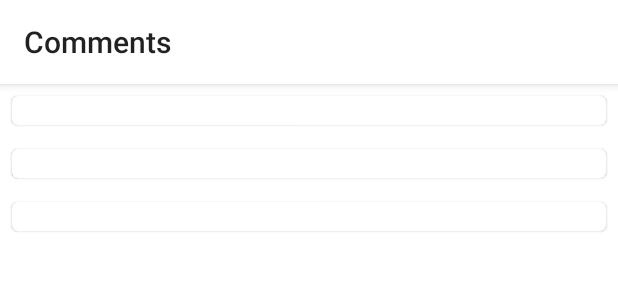
After one commit to rhodeon/Habit_for_Reddit, an Android app: the layout fragment_thread.xml on its own in the app's theme, with its tools: preview values and no code run, on a phone screen of 412 x 824 dp. The commit adds this screen. Shown: the top 300 px of the screen. Run offline under Robolectric (Android 15) with nearby library versions, the phone set to English and light mode, and no system bars; Roboto replaces fonts that are not available here.

Commit message:
Implemented view for top-level comments.

```diff
--- a/app/src/main/java/com/rhodeon/habitforreddit/models/link/LinkListingData.kt
+++ b/app/src/main/java/com/rhodeon/habitforreddit/models/link/LinkListingData.kt
@@ -5,6 +5,6 @@ package com.rhodeon.habitforreddit.models.link
  */
 
 data class LinkListingData(
-    val dist: Int,
+    val dist: Int?,
     val children: List<Link>
 )
--- /dev/null
+++ b/app/src/main/res/layout/fragment_thread.xml
@@ -0,0 +1,35 @@
+<?xml version="1.0" encoding="utf-8"?>
+<androidx.constraintlayout.widget.ConstraintLayout
+    xmlns:android="http://schemas.android.com/apk/res/android"
+    xmlns:app="http://schemas.android.com/apk/res-auto"
+    xmlns:tools="http://schemas.android.com/tools"
+    android:layout_width="match_parent"
+    android:layout_height="match_parent">
+
+    <com.google.android.material.appbar.AppBarLayout
+        android:id="@+id/appbar"
+        style="@style/HabitToolbar"
+        android:layout_width="match_parent"
+        android:layout_height="wrap_content"
+        app:layout_constraintEnd_toEndOf="parent"
+        app:layout_constraintStart_toStartOf="parent"
+        app:layout_constraintTop_toTopOf="parent">
+
+        <Toolbar
+            android:layout_width="match_parent"
+            android:layout_height="wrap_content"
+            android:title="@string/comments" />
+    </com.google.android.material.appbar.AppBarLayout>
+
+    <androidx.recyclerview.widget.RecyclerView
+        android:id="@+id/commentRecyclerView"
+        android:layout_width="match_parent"
+        android:layout_height="0dp"
+        app:layoutManager="androidx.recyclerview.widget.LinearLayoutManager"
+        app:layout_constraintBottom_toBottomOf="parent"
+        app:layout_constraintEnd_toEndOf="parent"
+        app:layout_constraintStart_toStartOf="parent"
+        app:layout_constraintTop_toBottomOf="@+id/appbar"
+        tools:listitem="@layout/item_comment"/>
+
+</androidx.constraintlayout.widget.ConstraintLayout>
--- /dev/null
+++ b/app/src/main/res/layout/item_comment.xml
@@ -0,0 +1,12 @@
+<?xml version="1.0" encoding="utf-8"?>
+<com.google.android.material.card.MaterialCardView xmlns:android="http://schemas.android.com/apk/res/android"
+    android:layout_width="match_parent"
+    android:layout_height="wrap_content"
+    android:layout_margin="8dp">
+
+    <TextView
+        android:id="@+id/commentBody"
+        android:layout_width="wrap_content"
+        android:layout_height="wrap_content"
+        />
+</com.google.android.material.card.MaterialCardView>
--- a/app/src/main/res/values/strings.xml
+++ b/app/src/main/res/values/strings.xml
@@ -1,4 +1,5 @@
 <resources>
     <string name="app_name">Habit for Reddit</string>
     <string name="launcher_label">Habit</string>
+    <string name="comments">Comments</string>
 </resources>
```
Also changed, not shown: app/src/main/java/com/rhodeon/habitforreddit/models/comment/Comment.kt (+7 -2 lines), app/src/main/java/com/rhodeon/habitforreddit/models/comment/CommentListing.kt (added, +12 -0 lines), app/src/main/java/com/rhodeon/habitforreddit/models/comment/CommentListingData.kt (added, +10 -0 lines), app/src/main/java/com/rhodeon/habitforreddit/network/api/subreddit/SubredditRequests.kt (+7 -1 lines), app/src/main/java/com/rhodeon/habitforreddit/ui/home/HomeFeedFragment.kt (+30 -11 lines), app/src/main/java/com/rhodeon/habitforreddit/ui/home/HomeFeedListAdapter.kt (+20 -16 lines), app/src/main/java/com/rhodeon/habitforreddit/ui/home/HomeFeedViewModel.kt (+27 -0 lines), app/src/main/java/com/rhodeon/habitforreddit/ui/subreddit/SubredditFragment.kt (+7 -7 lines), app/src/main/java/com/rhodeon/habitforreddit/ui/subreddit/SubredditListAdapter.kt (+15 -15 lines), app/src/main/java/com/rhodeon/habitforreddit/ui/thread/ThreadFragment.kt (added, +61 -0 lines), app/src/main/java/com/rhodeon/habitforreddit/ui/thread/ThreadListAdapter.kt (added, +36 -0 lines), app/src/main/java/com/rhodeon/habitforreddit/ui/thread/ThreadViewModel.kt (added, +62 -0 lines), app/src/main/res/navigation/main_nav.xml (+15 -0 lines).
